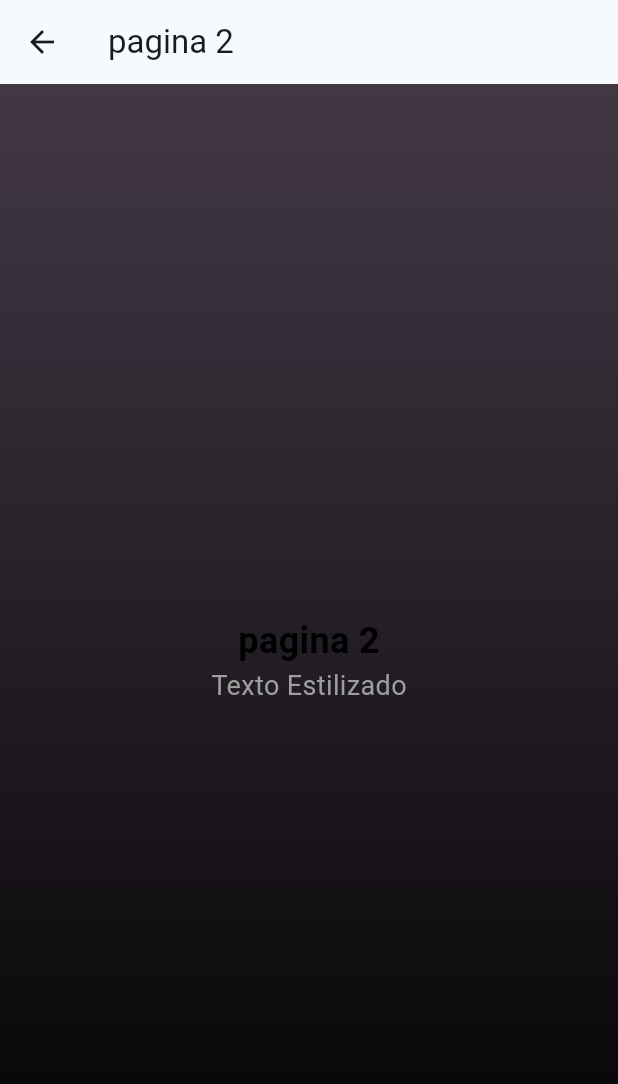
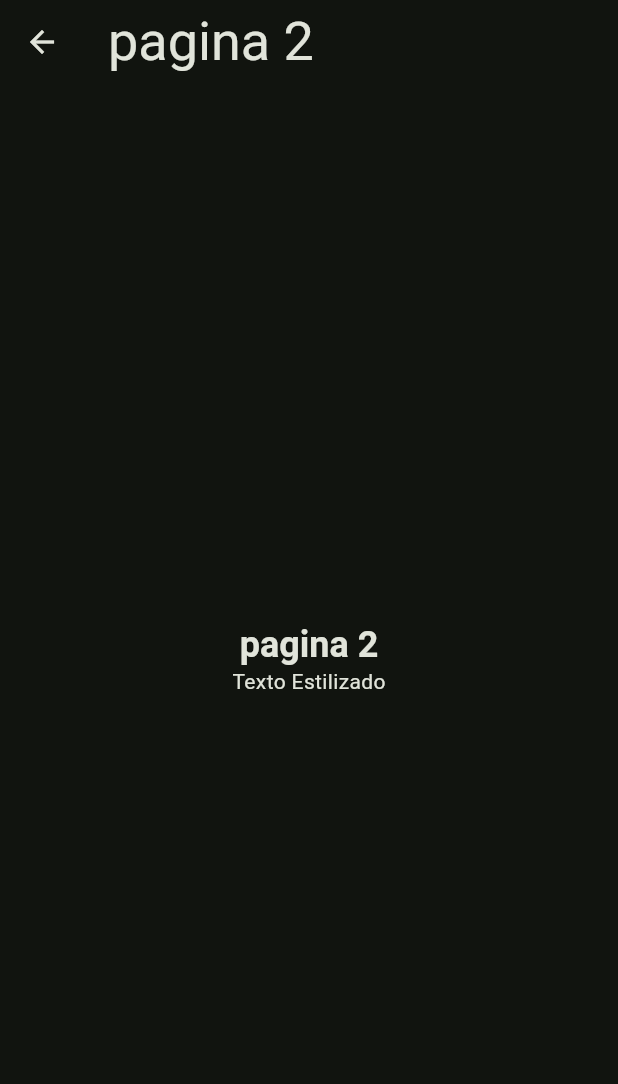
Before and after one commit to josechf/Prueba1_Flutter, a Flutter app: the screen it shows after launch, after a tap on "ir a pagina 2", on a phone screen of 412 x 824 dp. Shown: the top 1084 px of the screen. Run offline on Flutter 3.47's test engine with Material 3 defaults, Android fonts, the phone set to English and light mode, and no system bars; Roboto replaces fonts that are missing (montserrat).

Commit message:
diseño global en themeData, no pude cambiar diseño en pantallados

```diff
--- a/lib/main.dart
+++ b/lib/main.dart
@@ -14,9 +14,21 @@ class MyApp extends StatelessWidget {
     return MaterialApp(
       title: 'Flutter Demo',
       theme: ThemeData(
-        colorScheme:
-            ColorScheme.fromSeed(seedColor: const Color.fromARGB(255, 0, 1, 2)),
         useMaterial3: true,
+        colorScheme: ColorScheme.fromSeed(
+          seedColor: const Color.fromARGB(255, 17, 83, 4),
+          brightness: Brightness.dark,
+        ),
+        fontFamily: 'montserrat',
+        textTheme: TextTheme(
+          displayMedium: TextStyle(
+            fontSize: 24,
+            fontWeight: FontWeight.bold,
+          ),
+          bodyLarge: TextStyle(
+            fontSize: 18,
+          ),
+        ),
       ),
       home: const MyHomePage(title: 'aprendiendo flutter'),
     );
@@ -78,23 +90,37 @@ class _MyHomePageState extends State<MyHomePage> {
           child: Column(
         mainAxisAlignment: MainAxisAlignment.center,
         children: <Widget>[
-            const Text(
-              'You have pushed the button this many times:',
-            ),
+          Text('You have pushed the button this many times:',
+              style: Theme.of(context).textTheme.bodyLarge),
           Text(
             '$_counter',
-              style: Theme.of(context).textTheme.headlineMedium,
+            style: Theme.of(context).textTheme.bodyLarge,
           ),
           ElevatedButton(
+            style: ElevatedButton.styleFrom(
+              textStyle: Theme.of(context).textTheme.bodyLarge,
+            ),
             onPressed: () {
               Navigator.of(context).push(
                 MaterialPageRoute(builder: (context) => pantallados()),
               );
             },
-                child: Text("ir a pagina 2")),
+            child: Text("ir a pagina 2"),
+          ),
+          ElevatedButton(
+            onPressed: () {
+              print("Botón presionado");
+            },
+            child: Column(
+              mainAxisAlignment: MainAxisAlignment.center,
+              children: <Widget>[
+                Text("cada text es como un child"),
+                Text("texto 2")
               ],
             ),
-      ),
+          )
+        ],
+      )),
       floatingActionButton: FloatingActionButton(
         onPressed: _incrementCounter,
         tooltip: 'Increment',
--- a/lib/np.dart
+++ b/lib/np.dart
@@ -1,32 +1,27 @@
 import 'package:flutter/material.dart';
-import './Styles/Texts.dart';
 
 class pantallados extends StatelessWidget {
   @override
   Widget build(BuildContext context) {
     return Scaffold(
       appBar: AppBar(
-        title: Text("pagina 2"),
+        title: Text(
+          "pagina 2",
+          style: Theme.of(context).textTheme.displaySmall,
+        ),
       ),
       body: Container(
-        decoration: BoxDecoration(
-          gradient: LinearGradient(
-            colors: [const Color.fromARGB(218, 35, 23, 37), Colors.black],
-            begin: Alignment.topCenter,
-            end: Alignment.bottomCenter,
-          ),
-        ),
         child: Center(
             child: Column(
           mainAxisAlignment: MainAxisAlignment.center,
           children: [
             Text(
               "pagina 2",
-              style: AppTextStyles.titleStyle,
+              style: Theme.of(context).textTheme.displayMedium,
             ),
             Text(
               "Texto Estilizado",
-              style: AppTextStyles.subtitleStyle,
+              style: Theme.of(context).textTheme.bodyMedium,
             ),
           ],
         )),
```
Lines whose indentation alone changed are shown as unchanged.
